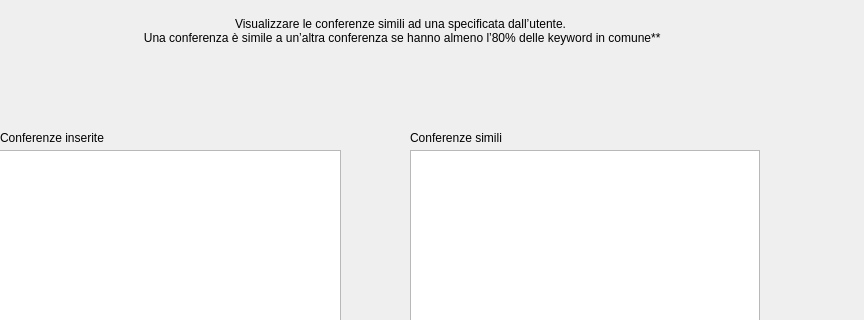
marcovirgillo/ProgettoPO, file Progetto/paginaconferenza.ui: the form before one commit; both pictures show x 160 to 1024 and y 0 to 320 of the 1024 by 768 pixel window.
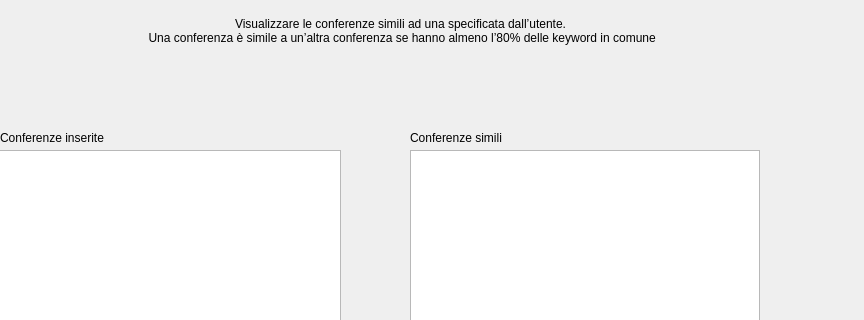
The form after the commit.

The edit to the form file:
```diff
--- a/Progetto/paginaconferenza.ui
+++ b/Progetto/paginaconferenza.ui
@@ -486,7 +486,7 @@
      </property>
      <property name="text">
       <string>Visualizzare le conferenze simili ad una specificata dall’utente.  
- Una conferenza è simile a un’altra conferenza se hanno almeno l’80% delle keyword in comune**</string>
+ Una conferenza è simile a un’altra conferenza se hanno almeno l’80% delle keyword in comune</string>
      </property>
      <property name="alignment">
       <set>Qt::AlignCenter</set>
```
